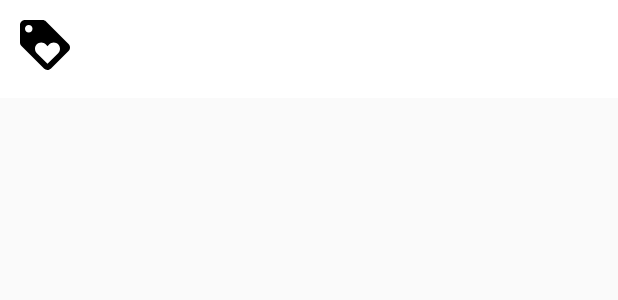
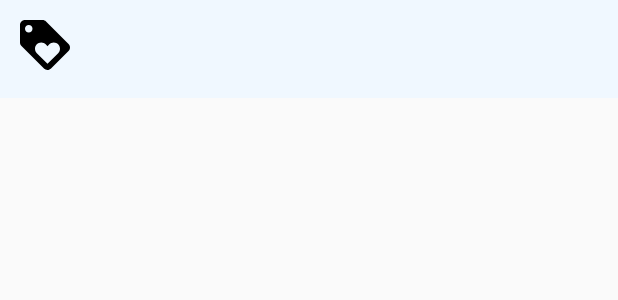
Before and after one commit to lnquy065/OCRTranslate, an Android app: the layout bookmark_listview.xml on its own in the app's theme, with its tools: preview values and no code run, on a phone screen of 412 x 824 dp. Shown: the top 300 px of the screen. Run offline under Robolectric (Android 15) with nearby library versions, the phone set to English and light mode, and no system bars.

Commit message:
update background color

```diff
--- a/app/src/main/res/layout/bookmark_listview.xml
+++ b/app/src/main/res/layout/bookmark_listview.xml
@@ -36,7 +36,7 @@
         android:id="@+id/view_foreground_bookmark"
         android:layout_width="match_parent"
         android:layout_height="wrap_content"
-        android:background="@android:color/white"
+        android:background="@color/colorTranslationHistoryBackground"
         android:padding="@dimen/padd_10">
 
         <ImageView
```
